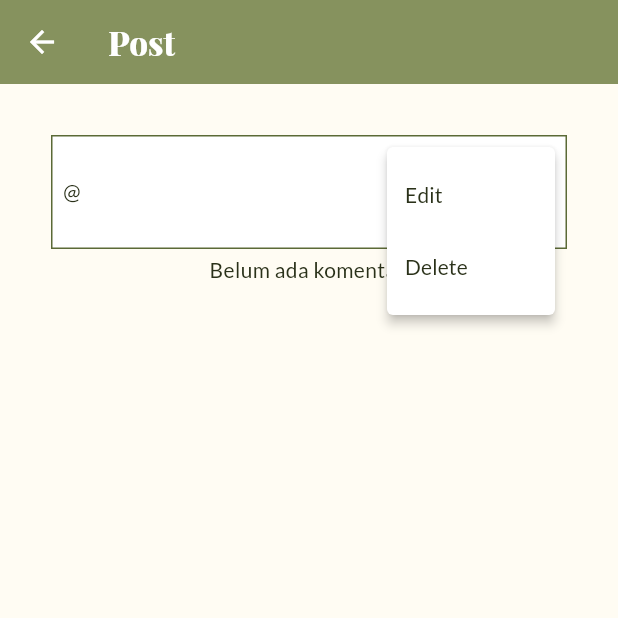
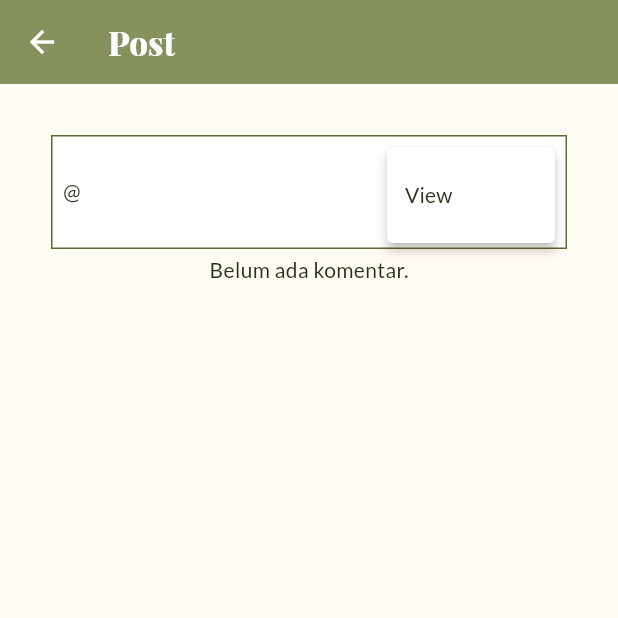
Before and after one commit to PBP-2024-F04/paku-mobile, a Flutter app: the ViewPostPage screen opened directly with empty values, after a tap on the "more vert" icon, on a phone screen of 412 x 824 dp, the top half of it. Run offline on Flutter 3.47's test engine with Material 3 defaults, Android fonts, the light colour scheme and no system bars; our stand-ins replace google_fonts; missing offline and left inert: pbp_django_auth.

Commit message:
fix: editing other user's post

```diff
--- a/lib/screens/timeline/models/post.dart
+++ b/lib/screens/timeline/models/post.dart
@@ -11,6 +11,7 @@ class Post {
   User user;
   String text;
   bool isEdited;
+  bool isMine;
   DateTime createdAt;
   DateTime updatedAt;
 
@@ -19,6 +20,7 @@ class Post {
     required this.user,
     required this.text,
     required this.isEdited,
+    required this.isMine,
     required this.createdAt,
     required this.updatedAt,
   });
@@ -28,6 +30,7 @@ class Post {
         user: User.fromJson(json["user"]),
         text: json["text"],
         isEdited: json["is_edited"],
+        isMine: json["is_mine"],
         createdAt: DateTime.parse(json["created_at"]),
         updatedAt: DateTime.parse(json["updated_at"]),
       );
@@ -37,6 +40,7 @@ class Post {
         "user": user.toJson(),
         "text": text,
         "is_edited": isEdited,
+        "is_mine": isMine,
         "created_at": createdAt.toIso8601String(),
         "updated_at": updatedAt.toIso8601String(),
       };
--- a/lib/screens/timeline/widgets/post_card.dart
+++ b/lib/screens/timeline/widgets/post_card.dart
@@ -61,12 +61,24 @@ class PostCard extends StatelessWidget {
                 ),
                 PopupMenuButton<String>(
                   itemBuilder: (BuildContext context) => [
+                    PopupMenuItem(
+                      value: 'View',
+                      child: const Text('View'),
+                      onTap: () => Navigator.push(
+                        context,
+                        MaterialPageRoute(
+                            builder: (context) => ViewPostPage(post)),
+                      ),
+                    ),
+                    ...(post.isMine
+                        ? [
                             PopupMenuItem<String>(
                               value: 'Edit',
                               child: const Text('Edit'),
                               onTap: () => Navigator.push(
                                 context,
-                        MaterialPageRoute(builder: (context) => EditPostPage(post)),
+                                MaterialPageRoute(
+                                    builder: (context) => EditPostPage(post)),
                               ),
                             ),
                             PopupMenuItem<String>(
@@ -81,10 +93,14 @@ class PostCard extends StatelessWidget {
                                         TextButton(
                                           child: const Text("Yes"),
                                           onPressed: () {
-                                  request.postJson("http://localhost:8000/timeline/json/posts/${post.id}/delete", "");
+                                            request.postJson(
+                                                "http://localhost:8000/timeline/json/posts/${post.id}/delete",
+                                                "");
                                             Navigator.of(context)
                                               ..pop()
-                                    ..pushReplacement(MaterialPageRoute(builder: (context) => const TimelineMainPage()));
+                                              ..pushReplacement(MaterialPageRoute(
+                                                  builder: (context) =>
+                                                      const TimelineMainPage()));
                                           },
                                         ),
                                         TextButton(
@@ -96,8 +112,9 @@ class PostCard extends StatelessWidget {
                                       ],
                                     ),
                                   );
-                      }
-                    ),
+                                }),
+                          ]
+                        : []),
                   ],
                 ),
               ],
```
Lines whose indentation alone changed are shown as unchanged.
